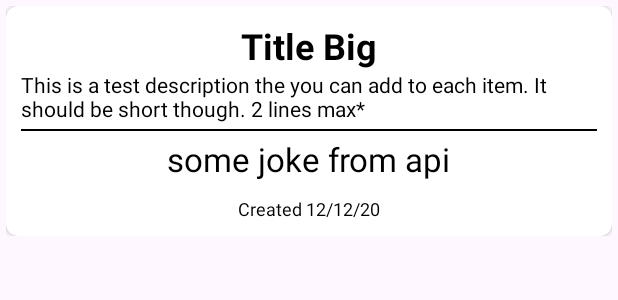
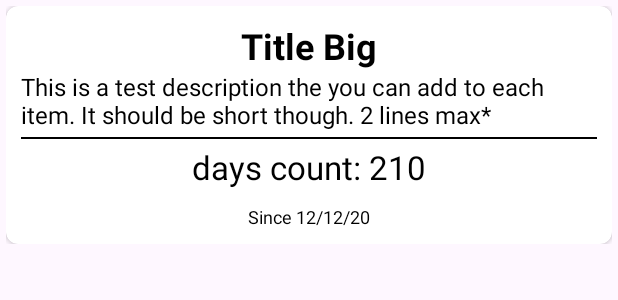
Before and after one commit to vladislav-8/MyHabitReminder, an Android app: the layout habit_item.xml on its own in the app's theme, with its tools: preview values and no code run, on a phone screen of 412 x 824 dp. Shown: the top 300 px of the screen. Run offline under Robolectric (Android 15) with nearby library versions, the phone set to English and light mode, and no system bars.

Commit message:
add days count .2

```diff
--- a/app/src/main/java/com/practicum/myhabitreminder/common/diffutil/HabitViewHolder.kt
+++ b/app/src/main/java/com/practicum/myhabitreminder/common/diffutil/HabitViewHolder.kt
@@ -17,7 +17,7 @@ class HabitViewHolder(itemView: View) : RecyclerView.ViewHolder(itemView) {
 
     fun bind(model: Habit) {
         habitTitle.text = model.title
-        habitDescription.text = model.description
+        habitDescription.text = "${model.description} days"
         timeStamp.text = "Since: ${model.timeStamp}"
         daysCounter.text = "days count: ${model.daysCounter}"
     }
--- a/app/src/main/res/layout/habit_item.xml
+++ b/app/src/main/res/layout/habit_item.xml
@@ -34,14 +34,14 @@
                     android:textColor="@android:color/black"
                     android:textSize="24sp"
                     android:textStyle="bold"
-                    tools:text="Title Big"/>
+                    tools:text="Title Big" />
 
                 <TextView
                     android:id="@+id/tv_item_description"
                     android:layout_width="wrap_content"
                     android:layout_height="wrap_content"
                     android:textColor="@android:color/black"
-                    android:textSize="14sp"
+                    android:textSize="16sp"
                     tools:text="This is a test description the you can add to each item. It should be short though. 2 lines max*" />
 
                 <View
@@ -58,7 +58,7 @@
                 android:layout_height="wrap_content"
                 android:textColor="@android:color/black"
                 android:textSize="22sp"
-                tools:text="some joke from api" />
+                tools:text="days count: 210" />
 
             <TextView
                 android:id="@+id/tv_item_createdTimeStamp"
@@ -67,7 +67,7 @@
                 android:layout_marginTop="10dp"
                 android:textColor="@android:color/black"
                 android:textSize="12sp"
-                tools:text="Created 12/12/20" />
+                tools:text="Since 12/12/20" />
 
         </LinearLayout>
     </androidx.cardview.widget.CardView>
```
